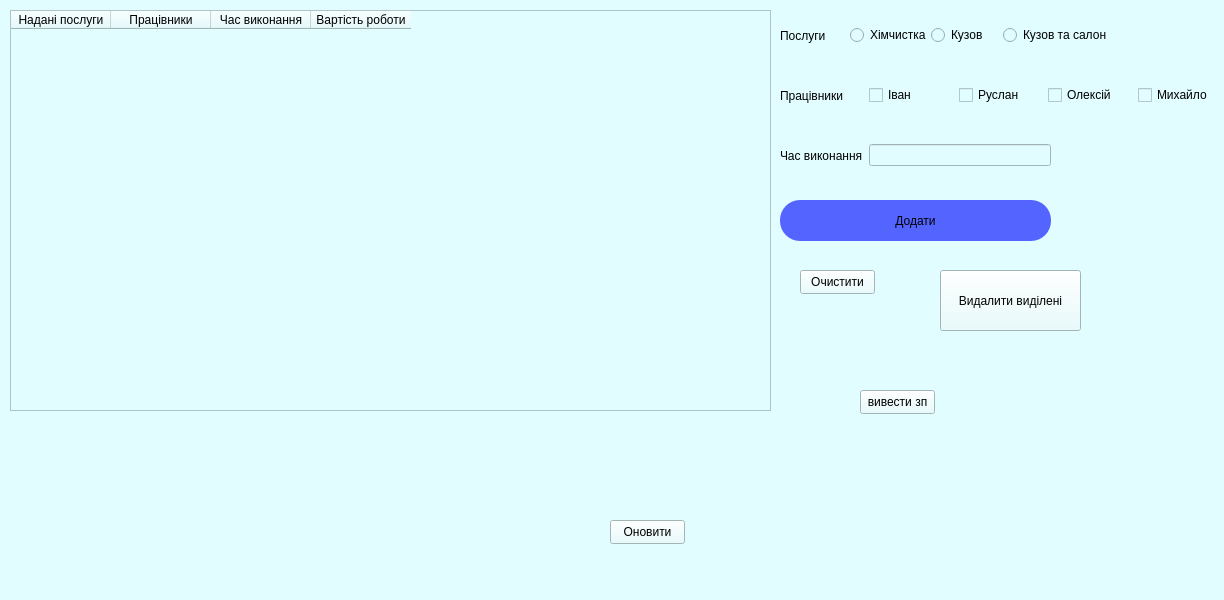
Qt form CarWash/mainwindow.ui (maks5s/TeamWork) before a commit.
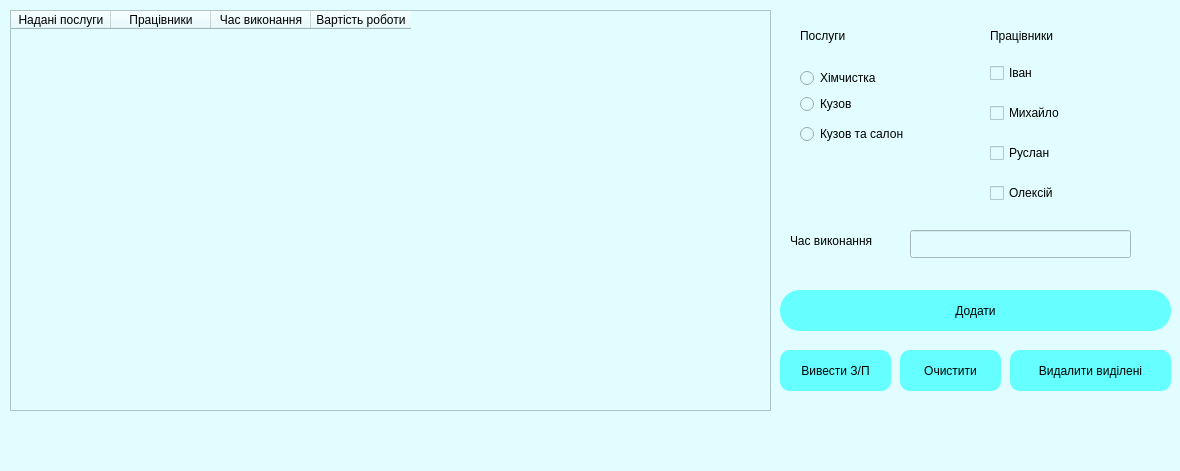
The same form after that commit.

Patch:
```diff
--- a/CarWash/mainwindow.ui
+++ b/CarWash/mainwindow.ui
@@ -6,8 +6,8 @@
    <rect>
     <x>0</x>
     <y>0</y>
-    <width>1224</width>
-    <height>600</height>
+    <width>1180</width>
+    <height>471</height>
    </rect>
   </property>
   <property name="windowTitle">
@@ -48,25 +48,12 @@
      </property>
     </column>
    </widget>
-   <widget class="QPushButton" name="pushButtonRefresh">
-    <property name="geometry">
-     <rect>
-      <x>610</x>
-      <y>520</y>
-      <width>75</width>
-      <height>24</height>
-     </rect>
-    </property>
-    <property name="text">
-     <string>Оновити</string>
-    </property>
-   </widget>
    <widget class="QPushButton" name="pushButton">
     <property name="geometry">
      <rect>
       <x>780</x>
-      <y>200</y>
-      <width>271</width>
+      <y>290</y>
+      <width>391</width>
       <height>41</height>
      </rect>
     </property>
@@ -74,24 +61,172 @@
      <string notr="true">border-radius: 20px;
 
 font: 600 14pt &quot;Segoe UI Semibold&quot;;
-background-color: rgb(84, 101, 255);</string>
+background-color: rgb(102, 255, 255);</string>
     </property>
     <property name="text">
      <string>Додати</string>
     </property>
    </widget>
-   <widget class="QWidget" name="layoutWidget">
+   <widget class="QPushButton" name="pushButton_2">
+    <property name="geometry">
+     <rect>
+      <x>900</x>
+      <y>350</y>
+      <width>101</width>
+      <height>41</height>
+     </rect>
+    </property>
+    <property name="styleSheet">
+     <string notr="true">border-radius: 10px;
+
+background-color: rgb(102, 255, 255);</string>
+    </property>
+    <property name="text">
+     <string>Очистити</string>
+    </property>
+   </widget>
+   <widget class="QPushButton" name="pushButton_3">
+    <property name="geometry">
+     <rect>
+      <x>1010</x>
+      <y>350</y>
+      <width>161</width>
+      <height>41</height>
+     </rect>
+    </property>
+    <property name="styleSheet">
+     <string notr="true">border-radius: 10px;
+
+background-color: rgb(102, 255, 255);</string>
+    </property>
+    <property name="text">
+     <string>Видалити виділені</string>
+    </property>
+   </widget>
+   <widget class="QPushButton" name="pushButton_4">
     <property name="geometry">
      <rect>
       <x>780</x>
+      <y>350</y>
+      <width>111</width>
+      <height>41</height>
+     </rect>
+    </property>
+    <property name="styleSheet">
+     <string notr="true">border-radius: 10px;
+
+background-color: rgb(102, 255, 255);</string>
+    </property>
+    <property name="text">
+     <string>Вивести З/П</string>
+    </property>
+   </widget>
+   <widget class="QLabel" name="label_2">
+    <property name="geometry">
+     <rect>
+      <x>990</x>
+      <y>20</y>
+      <width>121</width>
+      <height>31</height>
+     </rect>
+    </property>
+    <property name="styleSheet">
+     <string notr="true">font: 600 16pt &quot;Segoe UI Semibold&quot;;</string>
+    </property>
+    <property name="text">
+     <string>Працівники</string>
+    </property>
+   </widget>
+   <widget class="QCheckBox" name="checkBox_2">
+    <property name="geometry">
+     <rect>
+      <x>990</x>
+      <y>60</y>
+      <width>100</width>
+      <height>26</height>
+     </rect>
+    </property>
+    <property name="text">
+     <string>Іван</string>
+    </property>
+   </widget>
+   <widget class="QCheckBox" name="checkBox_3">
+    <property name="geometry">
+     <rect>
+      <x>990</x>
+      <y>140</y>
+      <width>121</width>
+      <height>26</height>
+     </rect>
+    </property>
+    <property name="text">
+     <string>Руслан</string>
+    </property>
+   </widget>
+   <widget class="QCheckBox" name="checkBox_4">
+    <property name="geometry">
+     <rect>
+      <x>990</x>
+      <y>180</y>
+      <width>121</width>
+      <height>26</height>
+     </rect>
+    </property>
+    <property name="text">
+     <string>Олексій</string>
+    </property>
+   </widget>
+   <widget class="QCheckBox" name="checkBox_5">
+    <property name="geometry">
+     <rect>
+      <x>990</x>
+      <y>100</y>
+      <width>101</width>
+      <height>26</height>
+     </rect>
+    </property>
+    <property name="text">
+     <string>Михайло</string>
+    </property>
+   </widget>
+   <widget class="QLabel" name="label_3">
+    <property name="geometry">
+     <rect>
+      <x>790</x>
+      <y>230</y>
+      <width>106</width>
+      <height>21</height>
+     </rect>
+    </property>
+    <property name="text">
+     <string>Час виконання</string>
+    </property>
+   </widget>
+   <widget class="QLineEdit" name="lineEdit">
+    <property name="geometry">
+     <rect>
+      <x>910</x>
+      <y>230</y>
+      <width>221</width>
+      <height>28</height>
+     </rect>
+    </property>
+   </widget>
+   <widget class="QWidget" name="layoutWidget">
+    <property name="geometry">
+     <rect>
+      <x>800</x>
       <y>10</y>
-      <width>151</width>
-      <height>51</height>
+      <width>98</width>
+      <height>78</height>
      </rect>
     </property>
-    <layout class="QHBoxLayout" name="horizontalLayout">
+    <layout class="QVBoxLayout" name="verticalLayout_2">
      <item>
       <widget class="QLabel" name="label">
+       <property name="styleSheet">
+        <string notr="true">font: 600 16pt &quot;Segoe UI Semibold&quot;;</string>
+       </property>
        <property name="text">
         <string>Послуги</string>
        </property>
@@ -109,13 +244,13 @@
    <widget class="QWidget" name="layoutWidget">
     <property name="geometry">
      <rect>
-      <x>931</x>
-      <y>10</y>
-      <width>181</width>
-      <height>51</height>
+      <x>800</x>
+      <y>90</y>
+      <width>130</width>
+      <height>60</height>
      </rect>
     </property>
-    <layout class="QHBoxLayout" name="horizontalLayout_2">
+    <layout class="QVBoxLayout" name="verticalLayout">
      <item>
       <widget class="QRadioButton" name="radioButton">
        <property name="text">
@@ -132,114 +267,20 @@
      </item>
     </layout>
    </widget>
-   <widget class="QWidget" name="layoutWidget">
-    <property name="geometry">
-     <rect>
-      <x>780</x>
-      <y>70</y>
-      <width>441</width>
-      <height>51</height>
-     </rect>
-    </property>
-    <layout class="QHBoxLayout" name="horizontalLayout_3">
-     <item>
-      <widget class="QLabel" name="label_2">
-       <property name="text">
-        <string>Працівники</string>
-       </property>
-      </widget>
-     </item>
-     <item>
-      <widget class="QCheckBox" name="checkBox_2">
-       <property name="text">
-        <string>Іван</string>
-       </property>
-      </widget>
-     </item>
-     <item>
-      <widget class="QCheckBox" name="checkBox_3">
-       <property name="text">
-        <string>Руслан</string>
-       </property>
-      </widget>
-     </item>
-     <item>
-      <widget class="QCheckBox" name="checkBox_4">
-       <property name="text">
-        <string>Олексій</string>
-       </property>
-      </widget>
-     </item>
-     <item>
-      <widget class="QCheckBox" name="checkBox_5">
-       <property name="text">
-        <string>Михайло</string>
-       </property>
-      </widget>
-     </item>
-    </layout>
-   </widget>
-   <widget class="QWidget" name="layoutWidget">
-    <property name="geometry">
-     <rect>
-      <x>780</x>
-      <y>130</y>
-      <width>271</width>
-      <height>51</height>
-     </rect>
-    </property>
-    <layout class="QHBoxLayout" name="horizontalLayout_4">
-     <item>
-      <widget class="QLabel" name="label_3">
-       <property name="text">
-        <string>Час виконання</string>
-       </property>
-      </widget>
-     </item>
-     <item>
-      <widget class="QLineEdit" name="lineEdit"/>
-     </item>
-    </layout>
-   </widget>
-   <widget class="QPushButton" name="pushButton_2">
-    <property name="geometry">
-     <rect>
-      <x>800</x>
-      <y>270</y>
-      <width>75</width>
-      <height>24</height>
-     </rect>
-    </property>
-    <property name="text">
-     <string>Очистити</string>
-    </property>
-   </widget>
-   <widget class="QPushButton" name="pushButton_3">
-    <property name="geometry">
-     <rect>
-      <x>940</x>
-      <y>270</y>
-      <width>141</width>
-      <height>61</height>
-     </rect>
-    </property>
-    <property name="text">
-     <string>Видалити виділені</string>
-    </property>
-   </widget>
-   <widget class="QPushButton" name="pushButton_4">
-    <property name="geometry">
-     <rect>
-      <x>860</x>
-      <y>390</y>
-      <width>75</width>
-      <height>24</height>
-     </rect>
-    </property>
-    <property name="text">
-     <string>вивести зп</string>
-    </property>
-   </widget>
+   <zorder>layoutWidget</zorder>
+   <zorder>layoutWidget</zorder>
+   <zorder>tableWidget</zorder>
+   <zorder>pushButton</zorder>
+   <zorder>pushButton_2</zorder>
+   <zorder>pushButton_3</zorder>
+   <zorder>pushButton_4</zorder>
+   <zorder>label_2</zorder>
+   <zorder>checkBox_2</zorder>
+   <zorder>checkBox_3</zorder>
+   <zorder>checkBox_4</zorder>
+   <zorder>checkBox_5</zorder>
+   <zorder>label_3</zorder>
+   <zorder>lineEdit</zorder>
   </widget>
   <widget class="QMenuBar" name="menubar">
    <property name="geometry">
```
Left out of the diff: 8 changed lines with no effect on the pictures.
